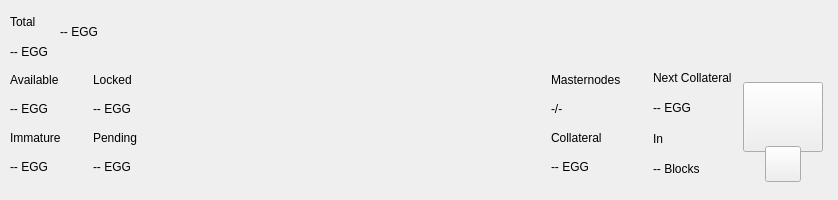
The window that src/qt/pivx/forms/topbar.ui (KingricharVD/DSW) describes before a commit, drawn with Qt 5.
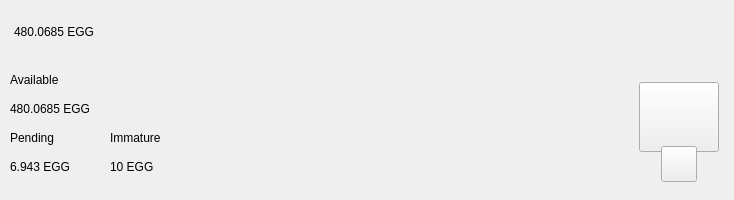
The same window after the commit. Custom widgets are drawn as their Qt base class.

```diff
--- a/src/qt/pivx/forms/topbar.ui
+++ b/src/qt/pivx/forms/topbar.ui
@@ -6,7 +6,7 @@
    <rect>
     <x>0</x>
     <y>0</y>
-    <width>838</width>
+    <width>734</width>
     <height>200</height>
    </rect>
   </property>
@@ -72,60 +72,17 @@
           <number>0</number>
          </property>
          <property name="leftMargin">
-          <number>10</number>
+          <number>14</number>
          </property>
          <property name="topMargin">
           <number>0</number>
          </property>
          <property name="rightMargin">
-          <number>10</number>
+          <number>14</number>
          </property>
          <property name="bottomMargin">
           <number>0</number>
          </property>
-         <item>
-          <layout class="QHBoxLayout" name="horizontalLayout_4">
-           <property name="spacing">
-            <number>12</number>
-           </property>
-           <property name="rightMargin">
-            <number>0</number>
-           </property>
-           <item>
-            <widget class="QWidget" name="widgetAmount" native="true">
-             <layout class="QVBoxLayout" name="verticalLayout_2">
-              <property name="spacing">
-               <number>2</number>
-              </property>
-              <property name="leftMargin">
-               <number>0</number>
-              </property>
-              <property name="topMargin">
-               <number>8</number>
-              </property>
-              <property name="rightMargin">
-               <number>0</number>
-              </property>
-              <property name="bottomMargin">
-               <number>0</number>
-              </property>
-              <item>
-               <widget class="QLabel" name="labelTitle1">
-                <property name="text">
-                 <string>Total</string>
-                </property>
-               </widget>
-              </item>
-              <item>
-               <widget class="QLabel" name="labelAmountPiv">
-                <property name="text">
-                 <string notr="true">-- EGG</string>
-                </property>
-               </widget>
-              </item>
-             </layout>
-            </widget>
-           </item>
            <item alignment="Qt::AlignVCenter">
             <widget class="QWidget" name="widgetTopAmount" native="true">
              <property name="sizePolicy">
@@ -162,7 +119,7 @@
                  <string notr="true">padding:0px;margin:0px;</string>
                 </property>
                 <property name="text">
-                 <string notr="true">-- EGG</string>
+               <string notr="true">480.0685 EGG</string>
                 </property>
                </widget>
               </item>
@@ -182,6 +139,14 @@
              </property>
             </spacer>
            </item>
+         <item>
+          <layout class="QHBoxLayout" name="horizontalLayout_4">
+           <property name="spacing">
+            <number>12</number>
+           </property>
+           <property name="rightMargin">
+            <number>0</number>
+           </property>
            <item alignment="Qt::AlignRight">
             <widget class="QWidget" name="layoutSync" native="true">
              <property name="minimumSize">
@@ -236,12 +201,6 @@
                <height>36</height>
               </size>
              </property>
-             <property name="maximumSize">
-              <size>
-               <width>16777215</width>
-               <height>36</height>
-              </size>
-             </property>
             </widget>
            </item>
            <item>
@@ -252,12 +211,6 @@
                <height>36</height>
               </size>
              </property>
-             <property name="maximumSize">
-              <size>
-               <width>16777215</width>
-               <height>36</height>
-              </size>
-             </property>
             </widget>
            </item>
            <item>
@@ -265,44 +218,6 @@
              <property name="minimumSize">
               <size>
                <width>36</width>
-               <height>36</height>
-              </size>
-             </property>
-             <property name="maximumSize">
-              <size>
-               <width>16777215</width>
-               <height>36</height>
-              </size>
-             </property>
-            </widget>
-           </item>
-           <item>
-            <widget class="ExpandableButton" name="pushButtonMasternodes" native="true">
-             <property name="minimumSize">
-              <size>
-               <width>36</width>
-               <height>36</height>
-              </size>
-             </property>
-             <property name="maximumSize">
-              <size>
-               <width>16777215</width>
-               <height>36</height>
-              </size>
-             </property>
-            </widget>
-           </item>
-           <item>
-            <widget class="ExpandableButton" name="pushButtonConsole" native="true">
-             <property name="minimumSize">
-              <size>
-               <width>36</width>
-               <height>36</height>
-              </size>
-             </property>
-             <property name="maximumSize">
-              <size>
-               <width>16777215</width>
                <height>36</height>
               </size>
              </property>
@@ -316,12 +231,6 @@
                <height>36</height>
               </size>
              </property>
-             <property name="maximumSize">
-              <size>
-               <width>16777215</width>
-               <height>36</height>
-              </size>
-             </property>
             </widget>
            </item>
            <item>
@@ -332,12 +241,6 @@
                <height>36</height>
               </size>
              </property>
-             <property name="maximumSize">
-              <size>
-               <width>16777215</width>
-               <height>36</height>
-              </size>
-             </property>
             </widget>
            </item>
            <item>
@@ -354,12 +257,6 @@
                <height>0</height>
               </size>
              </property>
-             <property name="maximumSize">
-              <size>
-               <width>16777215</width>
-               <height>36</height>
-              </size>
-             </property>
             </widget>
            </item>
            <item>
@@ -386,12 +283,6 @@
                <height>36</height>
               </size>
              </property>
-             <property name="maximumSize">
-              <size>
-               <width>16777215</width>
-               <height>36</height>
-              </size>
-             </property>
             </widget>
            </item>
           </layout>
@@ -422,9 +313,6 @@
          </property>
          <item>
           <layout class="QHBoxLayout" name="horizontalLayout_3">
-           <property name="spacing">
-            <number>0</number>
-           </property>
            <property name="bottomMargin">
             <number>9</number>
            </property>
@@ -437,64 +325,33 @@
               <number>0</number>
              </property>
              <property name="rightMargin">
-              <number>0</number>
+              <number>30</number>
              </property>
              <item>
-              <layout class="QHBoxLayout" name="horizontalLayout_2">
-               <property name="spacing">
-                <number>0</number>
-               </property>
+              <layout class="QVBoxLayout" name="verticalLayout_2">
                <item>
-                <layout class="QVBoxLayout" name="verticalLayout_6">
-                 <item>
-                  <widget class="QLabel" name="labelTitle5">
+                <widget class="QLabel" name="labelTitle1">
                    <property name="text">
                     <string>Available</string>
                    </property>
                   </widget>
                  </item>
                  <item>
-                  <widget class="QLabel" name="labelAvailablePiv">
+                <widget class="QLabel" name="labelAmountPiv">
                    <property name="text">
-                    <string>-- EGG</string>
-                   </property>
-                  </widget>
-                 </item>
-                 <item>
-                  <widget class="QLabel" name="labelTitle4">
-                   <property name="text">
-                    <string>Immature</string>
-                   </property>
-                  </widget>
-                 </item>
-                 <item>
-                  <widget class="QLabel" name="labelImmaturePiv">
-                   <property name="text">
-                    <string notr="true">-- EGG</string>
+                  <string notr="true">480.0685 EGG</string>
                    </property>
                   </widget>
                  </item>
                 </layout>
                </item>
                <item>
-                <layout class="QVBoxLayout" name="verticalLayout_8">
-                 <property name="leftMargin">
-                  <number>32</number>
+              <layout class="QHBoxLayout" name="horizontalLayout_2">
+               <property name="spacing">
+                <number>0</number>
                  </property>
                  <item>
-                  <widget class="QLabel" name="labelTitle6">
-                   <property name="text">
-                    <string>Locked</string>
-                   </property>
-                  </widget>
-                 </item>
-                 <item>
-                  <widget class="QLabel" name="labelLockedPiv">
-                   <property name="text">
-                    <string>-- EGG</string>
-                   </property>
-                  </widget>
-                 </item>
+                <layout class="QVBoxLayout" name="verticalLayout_3">
                  <item>
                   <widget class="QLabel" name="labelTitle3">
                    <property name="text">
@@ -505,7 +362,41 @@
                  <item>
                   <widget class="QLabel" name="labelPendingPiv">
                    <property name="text">
-                    <string notr="true">-- EGG</string>
+                    <string notr="true">6.943 EGG</string>
+                   </property>
+                  </widget>
+                 </item>
+                </layout>
+               </item>
+               <item>
+                <spacer name="horizontalSpacer_3">
+                 <property name="orientation">
+                  <enum>Qt::Horizontal</enum>
+                 </property>
+                 <property name="sizeType">
+                  <enum>QSizePolicy::Fixed</enum>
+                 </property>
+                 <property name="sizeHint" stdset="0">
+                  <size>
+                   <width>40</width>
+                   <height>20</height>
+                  </size>
+                 </property>
+                </spacer>
+               </item>
+               <item>
+                <layout class="QVBoxLayout" name="verticalLayout_4">
+                 <item>
+                  <widget class="QLabel" name="labelTitle4">
+                   <property name="text">
+                    <string>Immature</string>
+                   </property>
+                  </widget>
+                 </item>
+                 <item>
+                  <widget class="QLabel" name="labelImmaturePiv">
+                   <property name="text">
+                    <string notr="true">10 EGG</string>
                    </property>
                   </widget>
                  </item>
@@ -530,98 +421,7 @@
            </property>
           </spacer>
          </item>
-         <item>
-          <layout class="QHBoxLayout" name="horizontalLayout_6">
-           <property name="spacing">
-            <number>0</number>
-           </property>
-           <property name="rightMargin">
-            <number>0</number>
-           </property>
-           <property name="bottomMargin">
-            <number>9</number>
-           </property>
-           <item>
-            <layout class="QVBoxLayout" name="verticalLayout_5">
-             <item>
-              <widget class="QLabel" name="labelMasternodesTitle">
-               <property name="text">
-                <string>Masternodes</string>
-               </property>
-              </widget>
-             </item>
-             <item>
-              <widget class="QLabel" name="labelMasternodeCount">
-               <property name="text">
-                <string>-/-</string>
-               </property>
-              </widget>
-             </item>
-             <item>
-              <widget class="QLabel" name="labelTitle8">
-               <property name="text">
-                <string>Collateral</string>
-               </property>
-              </widget>
-             </item>
-             <item>
-              <widget class="QLabel" name="labelCollateralPiv">
-               <property name="text">
-                <string notr="true">-- EGG</string>
-               </property>
-              </widget>
-             </item>
-            </layout>
-           </item>
-           <item>
-            <widget class="QWidget" name="widgetNextCollateral" native="true">
-             <layout class="QVBoxLayout" name="verticalLayout_12">
-              <property name="leftMargin">
-               <number>32</number>
-              </property>
-              <property name="topMargin">
-               <number>0</number>
-              </property>
-              <property name="rightMargin">
-               <number>0</number>
-              </property>
-              <property name="bottomMargin">
-               <number>0</number>
-              </property>
-              <item>
-               <widget class="QLabel" name="labelNextMasternodesTitle">
-                <property name="text">
-                 <string>Next Collateral</string>
-                </property>
-               </widget>
-              </item>
-              <item>
-               <widget class="QLabel" name="labelNextCollateralValue">
-                <property name="text">
-                 <string>-- EGG</string>
-                </property>
-               </widget>
-              </item>
-              <item>
-               <widget class="QLabel" name="labelTitle9">
-                <property name="text">
-                 <string>In</string>
-                </property>
-               </widget>
-              </item>
-              <item>
-               <widget class="QLabel" name="labelNextCollateralBlocks">
-                <property name="text">
-                 <string notr="true">-- Blocks</string>
-                </property>
-               </widget>
-              </item>
-             </layout>
-            </widget>
-           </item>
-          </layout>
-         </item>
-         <item>
+         <item alignment="Qt::AlignHCenter|Qt::AlignVCenter">
           <widget class="QWidget" name="qrContainer" native="true">
            <property name="sizePolicy">
             <sizepolicy hsizetype="Preferred" vsizetype="Minimum">
```
Left out of the diff: 2 changed lines with no effect on the pictures. Lines whose indentation alone changed are shown as unchanged.
